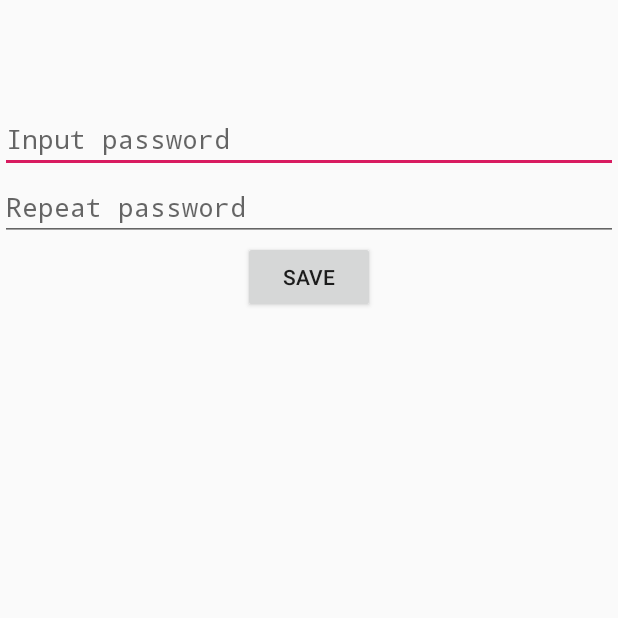
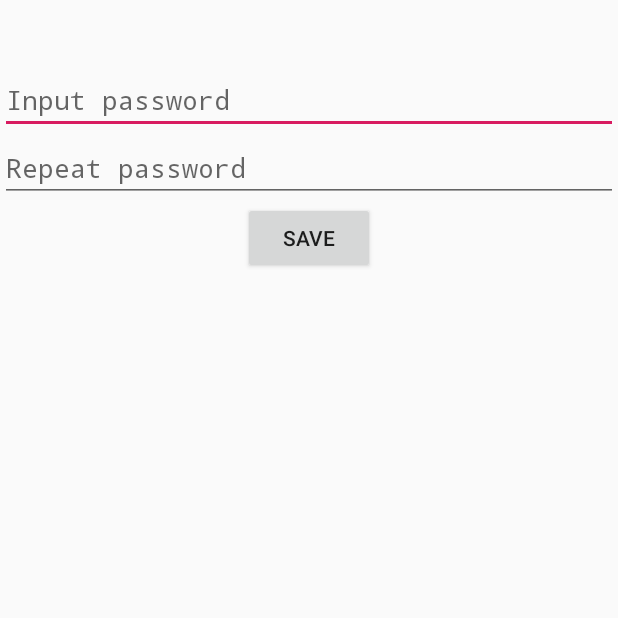
Before and after one commit to AlekseyM73/SecureRepo, an Android app: the screen it shows after launch (SetPasswordActivity), after a tap on "SAVE", on a phone screen of 412 x 824 dp, the top half of it. Run offline under Robolectric (Android 15) with nearby library versions, the phone set to English and light mode, and no system bars; our stand-ins replace Room's generated code.

Commit message:
minor fix

```diff
--- a/app/src/main/java/com/example/securerepo/crypto/NoteCipher.java
+++ b/app/src/main/java/com/example/securerepo/crypto/NoteCipher.java
@@ -1,12 +1,11 @@
 package com.example.securerepo.crypto;
 
-import com.example.securerepo.Utils.BytesConverter;
 import com.example.securerepo.model.Note;
+import com.example.securerepo.utils.BytesConverter;
 
 import java.security.MessageDigest;
 import java.security.NoSuchAlgorithmException;
 import java.util.ArrayList;
-import java.util.List;
 
 import javax.crypto.Cipher;
 import javax.crypto.spec.SecretKeySpec;
--- a/app/src/main/java/com/example/securerepo/view/MainActivity.java
+++ b/app/src/main/java/com/example/securerepo/view/MainActivity.java
@@ -9,20 +9,19 @@ import com.example.securerepo.R;
 
 public class MainActivity extends Activity {
 
-    private SharedPreferences sharedPreferences;
     private String IS_FIRST_RUN = "isFirstRun";
-    private String IS_PASSWOD_PRESENT = "isPasswordPresent";
+    private String IS_PASSWORD_PRESENT = "isPasswordPresent";
 
     @Override
     protected void onCreate(Bundle savedInstanceState) {
         super.onCreate(savedInstanceState);
         setContentView(R.layout.activity_main);
 
-        sharedPreferences = getSharedPreferences("com.alekseym73.securerepo", MODE_PRIVATE);
+        SharedPreferences sharedPreferences = getSharedPreferences("com.alekseym73.securerepo", MODE_PRIVATE);
         // Check first run if true launch SetPasswordFragment
         // else launch EnterPasswordFragment
         if (sharedPreferences.getBoolean(IS_FIRST_RUN, true) && !sharedPreferences.
-                getBoolean(IS_PASSWOD_PRESENT, false)) {
+                getBoolean(IS_PASSWORD_PRESENT, false)) {
             sharedPreferences.edit().putBoolean(IS_FIRST_RUN, false).commit();
             Intent intent = new Intent(this, SetPasswordActivity.class);
             startActivity(intent);
--- a/app/src/main/java/com/example/securerepo/view/NoteListAdapter.java
+++ b/app/src/main/java/com/example/securerepo/view/NoteListAdapter.java
@@ -10,8 +10,8 @@ import androidx.annotation.NonNull;
 import androidx.recyclerview.widget.RecyclerView;
 
 import com.example.securerepo.R;
-import com.example.securerepo.Utils.BytesConverter;
 import com.example.securerepo.model.Note;
+import com.example.securerepo.utils.BytesConverter;
 
 import java.util.Collections;
 import java.util.List;
--- a/app/src/main/java/com/example/securerepo/view/SetPasswordActivity.java
+++ b/app/src/main/java/com/example/securerepo/view/SetPasswordActivity.java
@@ -16,11 +16,9 @@ import java.util.Arrays;
 
 public class SetPasswordActivity extends Activity {
 
-    private SharedPreferences sharedPreferences;
     private EditText etSetPass;
     private EditText etSetPassRepeat;
-    private Button btnSave;
-    private final int PASSWORD_LENGTH = 8;
+    private static final int PASSWORD_LENGTH = 8;
     private final String IS_PASSWORD_PRESENT = "isPasswordPresent";
     private final String PASSWORD = "password";
 
@@ -31,7 +29,7 @@ public class SetPasswordActivity extends Activity {
 
         etSetPass = findViewById(R.id.setPasswordActivityEditText);
         etSetPassRepeat = findViewById(R.id.setPasswordActivityEditTextRepeat);
-        btnSave = findViewById(R.id.setPasswordActivityButtonSave);
+        Button btnSave = findViewById(R.id.setPasswordActivityButtonSave);
         btnSave.setOnClickListener(listener);
     }
 
@@ -56,20 +54,15 @@ public class SetPasswordActivity extends Activity {
     };
 
     private boolean isTwoPasswordEquals(char[] password1, char[] password2) {
-        if (Arrays.equals(password1, password2)) {
-            return true;
-        } else return false;
+        return Arrays.equals(password1, password2);
     }
 
     private boolean isPasswordLengthGood(char[] password1) {
-        if (password1.length >= PASSWORD_LENGTH) {
-            return true;
-        }
-        return false;
+        return password1.length >= PASSWORD_LENGTH;
     }
 
     private void startNextScreen(char[] password) {
-        sharedPreferences = getSharedPreferences("com.alekseym73.securerepo", MODE_PRIVATE);
+        SharedPreferences sharedPreferences = getSharedPreferences("com.alekseym73.securerepo", MODE_PRIVATE);
         sharedPreferences.edit().putBoolean(IS_PASSWORD_PRESENT, true).commit();
         Intent intent = new Intent(this, RecyclerViewNoteListActivity.class);
         intent.putExtra(PASSWORD, password);
--- a/app/src/main/java/com/example/securerepo/viewmodel/RecyclerViewModel.java
+++ b/app/src/main/java/com/example/securerepo/viewmodel/RecyclerViewModel.java
@@ -13,7 +13,6 @@ import com.example.securerepo.view.RecyclerViewNoteListActivity;
 
 import java.util.List;
 
-import io.reactivex.Observable;
 import io.reactivex.android.schedulers.AndroidSchedulers;
 import io.reactivex.disposables.CompositeDisposable;
 import io.reactivex.schedulers.Schedulers;
--- a/app/src/main/res/layout/activity_enter_password.xml
+++ b/app/src/main/res/layout/activity_enter_password.xml
@@ -5,13 +5,10 @@
     android:layout_height="match_parent"
     android:orientation="vertical"
     >
-    <LinearLayout
-        android:layout_width="wrap_content"
-        android:layout_height="70dp">
-    </LinearLayout>
 
     <EditText
         android:id="@+id/enterPasswordActivityEditText"
+       android:layout_marginTop="44dp"
         android:layout_width="match_parent"
         android:layout_height="wrap_content"
         android:inputType="textPassword"
--- a/app/src/main/res/layout/activity_set_password.xml
+++ b/app/src/main/res/layout/activity_set_password.xml
@@ -5,15 +5,12 @@
     android:layout_height="match_parent"
     android:orientation="vertical"
     >
-    <LinearLayout
-        android:layout_width="wrap_content"
-        android:layout_height="70dp">
-    </LinearLayout>
 
     <EditText
     android:id="@+id/setPasswordActivityEditText"
     android:layout_width="match_parent"
     android:layout_height="wrap_content"
+        android:layout_marginTop="44dp"
     android:inputType="textPassword"
     android:hint="@string/inputPassword"/>
 
```
Also changed, not shown: app/src/main/java/com/example/securerepo/view/DetailNoteActivity.java (+10 -27 lines), app/src/main/java/com/example/securerepo/view/NewNoteActivity.java (+5 -7 lines), app/src/main/java/com/example/securerepo/view/RecyclerViewNoteListActivity.java (+2 -5 lines).
